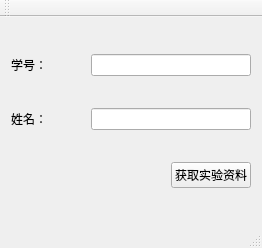
First picture: the form in mainwindow.ui, repository ChocoCLv/LIMS_FILE_CLIENT, before the edit.
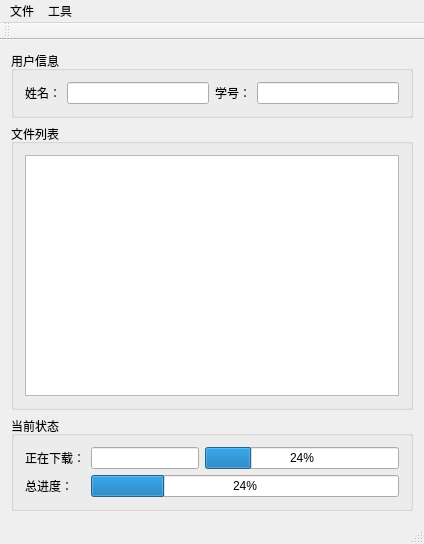
Second picture: the form after the edit.

The edit to the form file:
```diff
--- a/mainwindow.ui
+++ b/mainwindow.ui
@@ -6,8 +6,8 @@
    <rect>
     <x>0</x>
     <y>0</y>
-    <width>262</width>
-    <height>248</height>
+    <width>424</width>
+    <height>544</height>
    </rect>
   </property>
   <property name="sizePolicy">
@@ -20,58 +20,103 @@
    <string>LIMS</string>
   </property>
   <widget class="QWidget" name="centralWidget">
-   <layout class="QGridLayout" name="gridLayout">
+   <layout class="QGridLayout" name="gridLayout_3">
     <item row="0" column="0">
-     <widget class="QLabel" name="label">
-      <property name="text">
-       <string>学号：</string>
+     <widget class="QGroupBox" name="groupBox">
+      <property name="title">
+       <string>用户信息</string>
       </property>
-     </widget>
-    </item>
-    <item row="0" column="1" colspan="2">
-     <widget class="QLineEdit" name="edtStudentId">
-      <property name="enabled">
-       <bool>true</bool>
-      </property>
-      <property name="readOnly">
-       <bool>true</bool>
-      </property>
+      <layout class="QHBoxLayout" name="horizontalLayout">
+       <item>
+        <widget class="QLabel" name="label_2">
+         <property name="text">
+          <string>姓名：</string>
+         </property>
+        </widget>
+       </item>
+       <item>
+        <widget class="QLineEdit" name="edtStudentId">
+         <property name="enabled">
+          <bool>true</bool>
+         </property>
+         <property name="readOnly">
+          <bool>true</bool>
+         </property>
+        </widget>
+       </item>
+       <item>
+        <widget class="QLabel" name="label">
+         <property name="text">
+          <string>学号：</string>
+         </property>
+        </widget>
+       </item>
+       <item>
+        <widget class="QLineEdit" name="edtStudentName">
+         <property name="readOnly">
+          <bool>true</bool>
+         </property>
+        </widget>
+       </item>
+      </layout>
      </widget>
     </item>
     <item row="1" column="0">
-     <widget class="QLabel" name="label_2">
-      <property name="text">
-       <string>姓名：</string>
+     <widget class="QGroupBox" name="groupBox_2">
+      <property name="title">
+       <string>文件列表</string>
       </property>
+      <layout class="QGridLayout" name="gridLayout">
+       <item row="0" column="0">
+        <widget class="QTreeView" name="treeView"/>
+       </item>
+      </layout>
      </widget>
     </item>
-    <item row="1" column="1" colspan="2">
-     <widget class="QLineEdit" name="edtStudentName">
-      <property name="readOnly">
-       <bool>true</bool>
+    <item row="2" column="0">
+     <widget class="QGroupBox" name="groupBox_3">
+      <property name="title">
+       <string>当前状态</string>
       </property>
+      <layout class="QGridLayout" name="gridLayout_2">
+       <item row="0" column="0">
+        <widget class="QLabel" name="label_3">
+         <property name="text">
+          <string>正在下载：</string>
+         </property>
+        </widget>
+       </item>
+       <item row="0" column="1" colspan="2">
+        <widget class="QLineEdit" name="edtCurrentDownloadFileName">
+         <property name="readOnly">
+          <bool>true</bool>
+         </property>
+        </widget>
+       </item>
+       <item row="0" column="3">
+        <widget class="QProgressBar" name="progressBarCurrentFile">
+         <property name="value">
+          <number>24</number>
+         </property>
+        </widget>
+       </item>
+       <item row="1" column="0">
+        <widget class="QLabel" name="label_4">
+         <property name="text">
+          <string>总进度：</string>
+         </property>
+        </widget>
+       </item>
+       <item row="1" column="1" colspan="3">
+        <widget class="QProgressBar" name="progressBarTotal">
+         <property name="value">
+          <number>24</number>
+         </property>
+        </widget>
+       </item>
+      </layout>
      </widget>
     </item>
-    <item row="2" column="2">
-     <widget class="QPushButton" name="btnGetProjectFile">
-      <property name="text">
-       <string>获取实验资料</string>
-      </property>
-     </widget>
-    </item>
-    <item row="2" column="0" colspan="2">
-     <spacer name="horizontalSpacer">
-      <property name="orientation">
-       <enum>Qt::Horizontal</enum>
-      </property>
-      <property name="sizeHint" stdset="0">
-       <size>
-        <width>113</width>
-        <height>20</height>
-       </size>
-      </property>
-     </spacer>
-    </item>
    </layout>
   </widget>
   <widget class="QMenuBar" name="menuBar">
@@ -79,10 +124,23 @@
     <rect>
      <x>0</x>
      <y>0</y>
-     <width>262</width>
+     <width>424</width>
      <height>21</height>
     </rect>
    </property>
+   <widget class="QMenu" name="menu">
+    <property name="title">
+     <string>文件</string>
+    </property>
+   </widget>
+   <widget class="QMenu" name="menu_2">
+    <property name="title">
+     <string>工具</string>
+    </property>
+    <addaction name="actionOptions"/>
+   </widget>
+   <addaction name="menu"/>
+   <addaction name="menu_2"/>
   </widget>
   <widget class="QToolBar" name="mainToolBar">
    <attribute name="toolBarArea">
```
Left out of the diff: 8 changed lines with no effect on the pictures.
